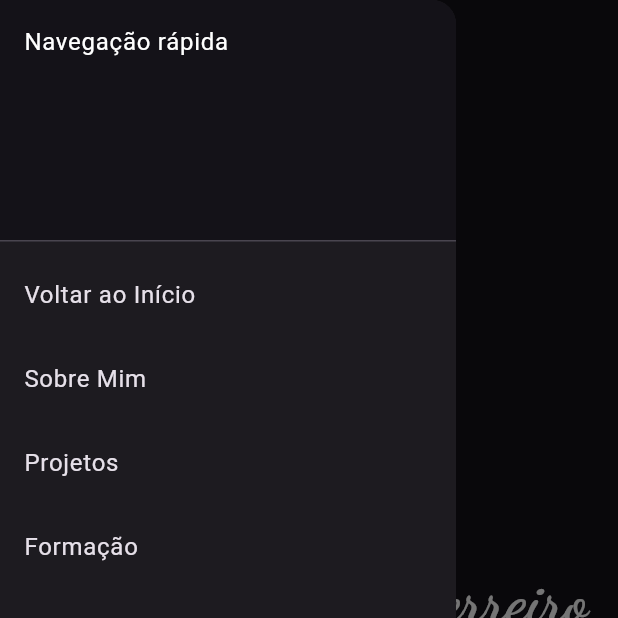
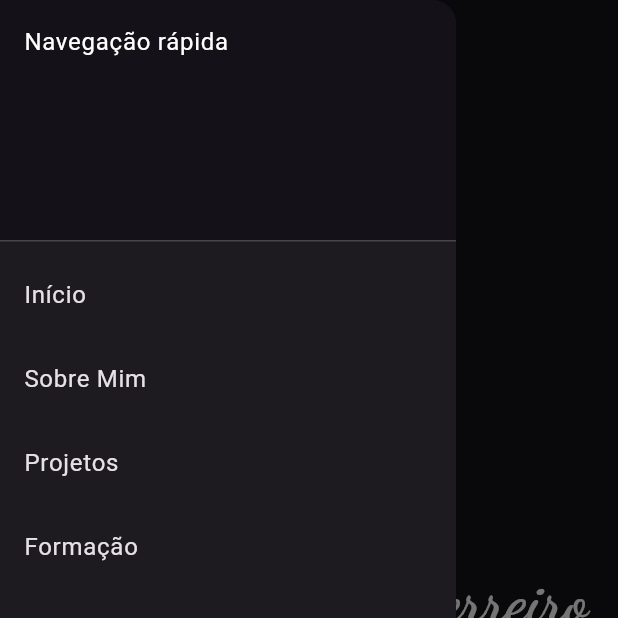
Before and after one commit to leonardovivo/portfolio, a Flutter app: the screen it shows after launch, with the side drawer open, on a phone screen of 412 x 824 dp, the top half of it. Run offline on Flutter 3.47's test engine with Material 3 defaults, Android fonts, the phone set to English and light mode, and no system bars; drawn by our look-alikes of flutter_animate, scrollable_positioned_list; our stand-ins replace flutter_svg.

Commit message:
Menu hamburguer para celular e tablet

```diff
--- a/lib/page/portifolio_page.dart
+++ b/lib/page/portifolio_page.dart
@@ -22,11 +22,11 @@ class _PortifolioPageState extends State<PortifolioPage> {
   Widget build(BuildContext context) {
     return LayoutBuilder(
       builder: (context, constraints) {
-        final isMobile = constraints.maxWidth < 600;
+        final isMobileOrTablet = constraints.maxWidth < 1024;
 
         return Scaffold(
           appBar: AppBar(
-            actions: !isMobile
+            actions: !isMobileOrTablet
                 ? [
                     TextButton(
                       onPressed: () => itemScrollController.scrollTo(
@@ -35,7 +35,7 @@ class _PortifolioPageState extends State<PortifolioPage> {
                         curve: Curves.easeInOut,
                       ),
                       child: const Text(
-                        'Voltar ao Início',
+                        'Início',
                         style: TextStyle(
                             color: Colors.white, fontWeight: FontWeight.bold),
                       ),
@@ -104,7 +104,7 @@ class _PortifolioPageState extends State<PortifolioPage> {
                   ]
                 : null,
           ),
-          drawer: isMobile
+          drawer: isMobileOrTablet
               ? Drawer(
                   child: ListView(
                     children: [
@@ -118,7 +118,7 @@ class _PortifolioPageState extends State<PortifolioPage> {
                         ),
                       ),
                       ListTile(
-                        title: const Text('Voltar ao Início'),
+                        title: const Text('Início'),
                         onTap: () => itemScrollController.scrollTo(
                           index: 0,
                           duration: const Duration(seconds: 1),
```
